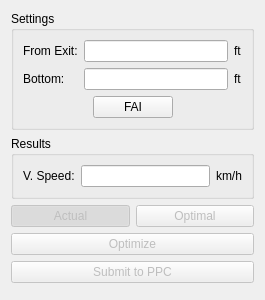
flysight/flysight-viewer-qt, file src/speedform.ui: the form before one commit.
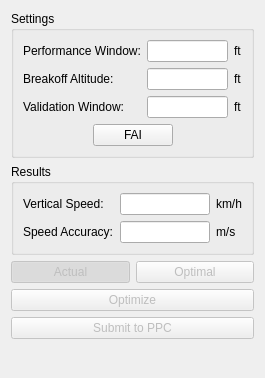
The form after the commit.

Commit message: Add accuracy to Speed Skydiving interface

The edit to the form file:
```diff
--- a/src/speedform.ui
+++ b/src/speedform.ui
@@ -7,7 +7,7 @@
     <x>0</x>
     <y>0</y>
     <width>265</width>
-    <height>300</height>
+    <height>378</height>
    </rect>
   </property>
   <property name="windowTitle">
@@ -25,13 +25,20 @@
         <item row="0" column="0">
          <widget class="QLabel" name="label_4">
           <property name="text">
-           <string>From Exit:</string>
+           <string>Performance Window:</string>
           </property>
          </widget>
         </item>
         <item row="0" column="1">
          <widget class="QLineEdit" name="fromExitEdit"/>
         </item>
+        <item row="1" column="2">
+         <widget class="QLabel" name="bottomUnits">
+          <property name="text">
+           <string>ft</string>
+          </property>
+         </widget>
+        </item>
         <item row="0" column="2">
          <widget class="QLabel" name="bottomUnits_2">
           <property name="text">
@@ -39,18 +46,28 @@
           </property>
          </widget>
         </item>
-        <item row="1" column="0">
-         <widget class="QLabel" name="label_2">
-          <property name="text">
-           <string>Bottom:</string>
-          </property>
-         </widget>
-        </item>
         <item row="1" column="1">
          <widget class="QLineEdit" name="bottomEdit"/>
         </item>
-        <item row="1" column="2">
-         <widget class="QLabel" name="bottomUnits">
+        <item row="1" column="0">
+         <widget class="QLabel" name="label_2">
+          <property name="text">
+           <string>Breakoff Altitude:</string>
+          </property>
+         </widget>
+        </item>
+        <item row="2" column="0">
+         <widget class="QLabel" name="label">
+          <property name="text">
+           <string>Validation Window:</string>
+          </property>
+         </widget>
+        </item>
+        <item row="2" column="1">
+         <widget class="QLineEdit" name="validationEdit"/>
+        </item>
+        <item row="2" column="2">
+         <widget class="QLabel" name="label_5">
           <property name="text">
            <string>ft</string>
           </property>
@@ -106,13 +123,6 @@
      <layout class="QVBoxLayout" name="verticalLayout_3">
       <item>
        <layout class="QGridLayout" name="gridLayout_2">
-        <item row="0" column="2">
-         <widget class="QLabel" name="verticalSpeedUnits">
-          <property name="text">
-           <string>km/h</string>
-          </property>
-         </widget>
-        </item>
         <item row="0" column="1">
          <widget class="QLineEdit" name="verticalSpeedEdit">
           <property name="readOnly">
@@ -120,13 +130,37 @@
           </property>
          </widget>
         </item>
+        <item row="0" column="2">
+         <widget class="QLabel" name="verticalSpeedUnits">
+          <property name="text">
+           <string>km/h</string>
+          </property>
+         </widget>
+        </item>
         <item row="0" column="0">
          <widget class="QLabel" name="label_3">
           <property name="text">
-           <string>V. Speed:</string>
+           <string>Vertical Speed:</string>
           </property>
          </widget>
         </item>
+        <item row="1" column="0">
+         <widget class="QLabel" name="label_6">
+          <property name="text">
+           <string>Speed Accuracy:</string>
+          </property>
+         </widget>
+        </item>
+        <item row="1" column="2">
+         <widget class="QLabel" name="label_7">
+          <property name="text">
+           <string>m/s</string>
+          </property>
+         </widget>
+        </item>
+        <item row="1" column="1">
+         <widget class="QLineEdit" name="accuracyEdit"/>
+        </item>
        </layout>
       </item>
      </layout>
```
The commit also changes 3 other files.
